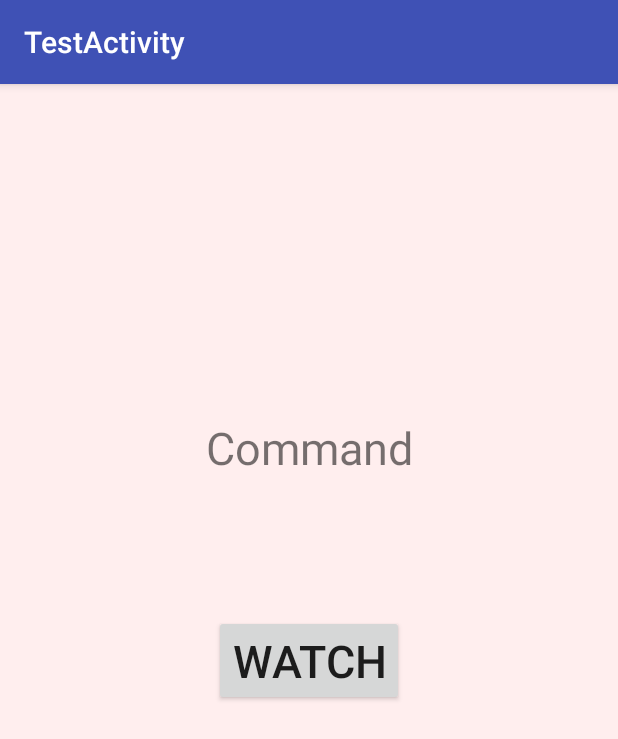
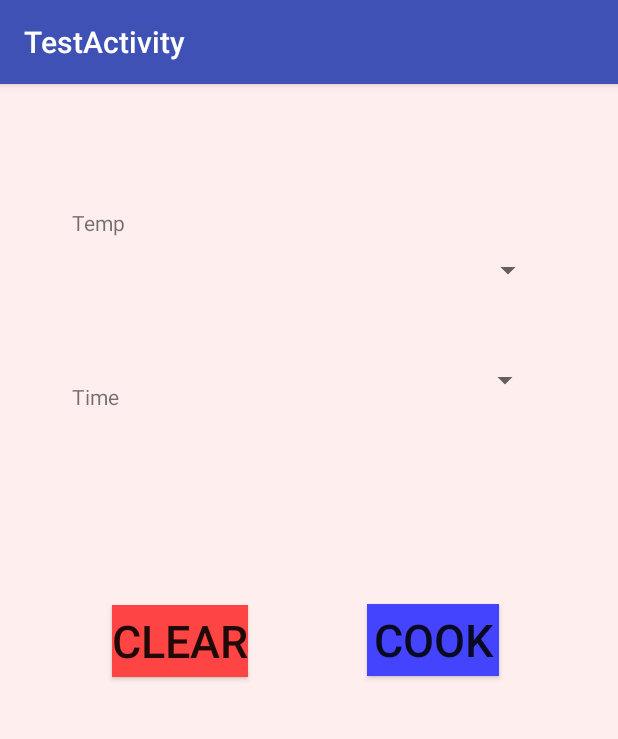
Before and after one commit to cuculu321/cuisson_sous-vide, an Android app: the CommandActivity screen opened directly, with no data from a screen before it, on a phone screen of 412 x 824 dp. Shown: the top 739 px of the screen. Run offline under Robolectric (Android 15) with nearby library versions, the phone set to English and light mode, and no system bars.

Commit message:
add: 画面を作成

```diff
--- a/cuisson_sousvide_app/app/src/main/java/com/example/mitsui/cuisson_sous_vide_app/CommandActivity.java
+++ b/cuisson_sousvide_app/app/src/main/java/com/example/mitsui/cuisson_sous_vide_app/CommandActivity.java
@@ -4,6 +4,7 @@ import android.content.Intent;
 import android.os.Bundle;
 import android.support.v7.app.AppCompatActivity;
 import android.view.View;
+import android.widget.ArrayAdapter;
 import android.widget.Button;
 
 public class CommandActivity extends AppCompatActivity{
@@ -14,8 +15,11 @@ public class CommandActivity extends AppCompatActivity{
 
         setContentView(R.layout.activity_command);
 
-        Button returnButton = findViewById(R.id.return_button);
-        returnButton.setOnClickListener(new View.OnClickListener() {
+        //ArrayAdapter<String> adapter = new ArrayAdapter<String>(this, android.R.layout.temp_spinner);
+        //adapter.setDropDownViewResource(android.R.layout.simple_spinner_dropdown_item);
+
+        Button cookButton = findViewById(R.id.cook_button);
+        cookButton.setOnClickListener(new View.OnClickListener() {
             @Override
             public void onClick(View v) {
                 Intent intent = new Intent(getApplication(), WatchActivity.class);
--- a/cuisson_sousvide_app/app/src/main/res/layout/activity_command.xml
+++ b/cuisson_sousvide_app/app/src/main/res/layout/activity_command.xml
@@ -8,28 +8,89 @@
     android:background="#fee"
     tools:context=".MainActivity">
 
-    <TextView
-        android:text="@string/command"
-        android:textSize="30sp"
-        android:layout_margin="10dp"
+    <Button
+        android:id="@+id/clear_button"
         android:layout_width="wrap_content"
         android:layout_height="wrap_content"
+        android:layout_margin="20dp"
+        android:background="#ffff4444"
+        android:text="@string/clear"
+        android:textSize="30sp"
         app:layout_constraintBottom_toBottomOf="parent"
+        app:layout_constraintHorizontal_bias="0.194"
         app:layout_constraintLeft_toLeftOf="parent"
         app:layout_constraintRight_toRightOf="parent"
         app:layout_constraintTop_toTopOf="parent"
-        app:layout_constraintVertical_bias="0.3"/>
+        app:layout_constraintVertical_bias="0.481" />
 
     <Button
-        android:id="@+id/return_button"
-        android:text="@string/watch"
-        android:textSize="30sp"
-        android:layout_margin="20dp"
+        android:id="@+id/cook_button"
         android:layout_width="wrap_content"
         android:layout_height="wrap_content"
+        android:layout_margin="20dp"
+        android:layout_marginEnd="8dp"
+        android:background="#ff4444ff"
+        android:text="@string/cook"
+        android:textSize="30sp"
         app:layout_constraintBottom_toBottomOf="parent"
-        app:layout_constraintLeft_toLeftOf="parent"
+        app:layout_constraintEnd_toEndOf="parent"
         app:layout_constraintRight_toRightOf="parent"
-        app:layout_constraintTop_toTopOf="parent" />
+        app:layout_constraintStart_toEndOf="@+id/clear_button"
+        app:layout_constraintTop_toTopOf="parent"
+        app:layout_constraintVertical_bias="0.48000002" />
+
+    <TextView
+        android:id="@+id/temp_text"
+        android:layout_width="wrap_content"
+        android:layout_height="wrap_content"
+        android:layout_marginBottom="8dp"
+        android:layout_marginStart="48dp"
+        android:layout_marginTop="64dp"
+        android:text="@string/temp"
+        app:layout_constraintBottom_toBottomOf="parent"
+        app:layout_constraintStart_toStartOf="parent"
+        app:layout_constraintTop_toTopOf="parent"
+        app:layout_constraintVertical_bias="0.028" />
+
+    <TextView
+        android:id="@+id/time_text"
+        android:layout_width="wrap_content"
+        android:layout_height="wrap_content"
+        android:layout_marginBottom="8dp"
+        android:layout_marginStart="48dp"
+        android:layout_marginTop="8dp"
+        android:text="@string/time"
+        app:layout_constraintBottom_toBottomOf="parent"
+        app:layout_constraintStart_toStartOf="parent"
+        app:layout_constraintTop_toTopOf="parent"
+        app:layout_constraintVertical_bias="0.26" />
+
+    <Spinner
+        android:id="@+id/temp_spinner"
+        android:layout_width="246dp"
+        android:layout_height="22dp"
+        android:layout_marginBottom="8dp"
+        android:layout_marginEnd="24dp"
+        android:layout_marginStart="8dp"
+        android:layout_marginTop="8dp"
+        app:layout_constraintBottom_toBottomOf="parent"
+        app:layout_constraintEnd_toEndOf="parent"
+        app:layout_constraintStart_toEndOf="@+id/time_text"
+        app:layout_constraintTop_toTopOf="parent"
+        app:layout_constraintVertical_bias="0.244" />
+
+    <Spinner
+        android:id="@+id/time_spinner"
+        android:layout_width="246dp"
+        android:layout_height="22dp"
+        android:layout_marginBottom="8dp"
+        android:layout_marginEnd="24dp"
+        android:layout_marginStart="8dp"
+        android:layout_marginTop="8dp"
+        app:layout_constraintBottom_toBottomOf="parent"
+        app:layout_constraintEnd_toEndOf="parent"
+        app:layout_constraintStart_toEndOf="@+id/temp_text"
+        app:layout_constraintTop_toTopOf="parent"
+        app:layout_constraintVertical_bias="0.143" />
 
 </android.support.constraint.ConstraintLayout>
--- a/cuisson_sousvide_app/app/src/main/res/values/strings.xml
+++ b/cuisson_sousvide_app/app/src/main/res/values/strings.xml
@@ -1,5 +1,6 @@
 <resources>
     <string name="app_name">TestActivity</string>
+
     <string name="main">Main Activity</string>
     <string name="move">MOVE</string>
     <string name="return_sub">RETURN</string>
@@ -8,4 +9,8 @@
     <string name="clear">Clear</string>
     <string name="connection">Connection</string>
     <string name="connecting">Connection...</string>
+
+    <string name="time">Time</string>
+    <string name="temp">Temp</string>
+    <string name="cook">Cook</string>
 </resources>
```
